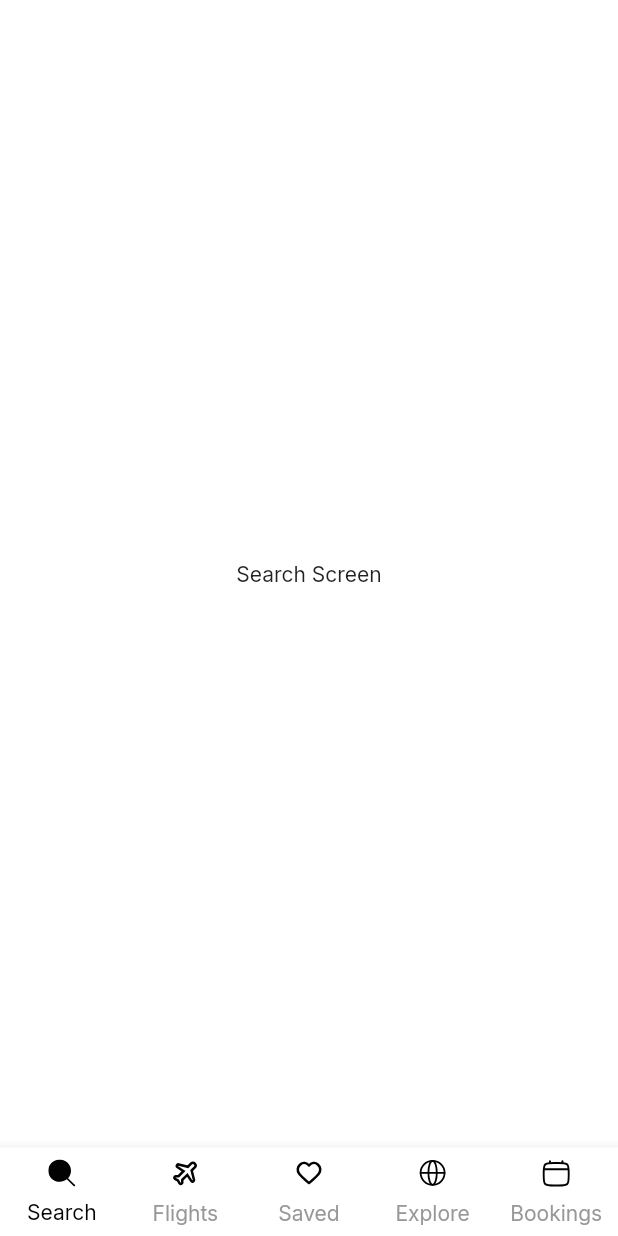
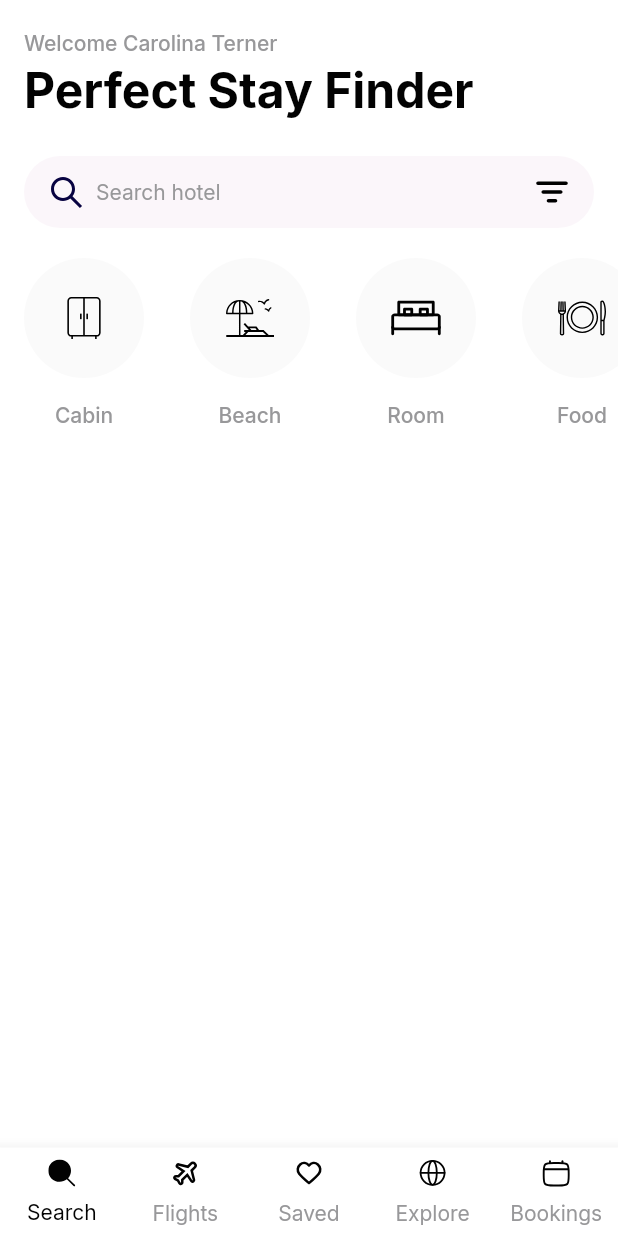
Before and after one commit to dayojiboye/travel_app, a Flutter app: the screen it shows after launch, on a phone screen of 412 x 824 dp. Run offline on Flutter 3.47's test engine with Material 3 defaults, Android fonts, the phone set to English and light mode, and no system bars; our stand-ins replace flutter_svg, google_fonts.

Commit message:
feat: started search screen

```diff
--- a/lib/app.dart
+++ b/lib/app.dart
@@ -1,5 +1,6 @@
 import 'package:flutter/material.dart';
 import 'package:travel_app/utils/theme.dart';
+import 'package:travel_app/views/search.dart';
 import 'package:travel_app/widgets/bottom_nav_bar_item.dart';
 
 class MyApp extends StatefulWidget {
@@ -37,9 +38,7 @@ class _MyAppState extends State<MyApp> {
           child: Text("Bookings Screen"),
         );
       default:
-        return const Center(
-          child: Text("Search Screen"),
-        );
+        return const SearchScreen();
     }
   }
 
--- /dev/null
+++ b/lib/constants/categories.dart
@@ -0,0 +1,22 @@
+import 'package:travel_app/models/categories.dart';
+
+final categories = [
+  const Categories(
+    label: "Cabin",
+    icon: "assets/icons/cabin.svg",
+    iconSize: 28,
+  ),
+  const Categories(
+    label: "Beach",
+    icon: "assets/icons/beach.svg",
+  ),
+  const Categories(
+    label: "Room",
+    icon: "assets/icons/bedroom.svg",
+    iconSize: 48,
+  ),
+  const Categories(
+    label: "Food",
+    icon: "assets/icons/food.svg",
+  )
+];
--- /dev/null
+++ b/lib/models/categories.dart
@@ -0,0 +1,11 @@
+class Categories {
+  const Categories({
+    required this.label,
+    required this.icon,
+    this.iconSize,
+  });
+
+  final String label;
+  final String icon;
+  final double? iconSize;
+}
--- /dev/null
+++ b/lib/utils/extensions.dart
@@ -0,0 +1,9 @@
+extension StringCasingExtension on String {
+  String toCapitalized() =>
+      length > 0 ? '${this[0].toUpperCase()}${substring(1).toLowerCase()}' : '';
+
+  String toTitleCase() => replaceAll(RegExp(' +'), ' ')
+      .split(' ')
+      .map((str) => str.toCapitalized())
+      .join(' ');
+}
--- a/lib/utils/theme.dart
+++ b/lib/utils/theme.dart
@@ -6,6 +6,7 @@ const Color kGreen = Color(0XFFA3FEC8);
 const Color kWhite = Color(0XFFFFFFFF);
 const Color kIconBg = Color(0XFFFAFAFA);
 const Color kSecondary = Color(0XFF98989A);
+const Color kInputBg = Color(0XFFFBF6FA);
 
 themeData(context) => ThemeData(
       fontFamily: GoogleFonts.inter().fontFamily,
--- /dev/null
+++ b/lib/views/search.dart
@@ -0,0 +1,103 @@
+import 'package:flutter/material.dart';
+import 'package:travel_app/constants/categories.dart';
+import 'package:travel_app/utils/margin.dart';
+import 'package:travel_app/utils/theme.dart';
+import 'package:travel_app/widgets/category.dart';
+import 'package:travel_app/widgets/search_input.dart';
+
+class SearchScreen extends StatefulWidget {
+  const SearchScreen({super.key});
+
+  @override
+  State<SearchScreen> createState() => _SearchScreenState();
+}
+
+class _SearchScreenState extends State<SearchScreen> {
+  TextEditingController searchController = TextEditingController();
+  String selectedCategory = "";
+
+  @override
+  void dispose() {
+    searchController.dispose();
+    super.dispose();
+  }
+
+  void setCategory(String category) {
+    setState(() {
+      selectedCategory = category;
+    });
+  }
+
+  @override
+  Widget build(BuildContext context) {
+    return Scaffold(
+      backgroundColor: kWhite,
+      body: SafeArea(
+        bottom: false,
+        child: SingleChildScrollView(
+          padding: const EdgeInsets.symmetric(
+            vertical: 20,
+          ),
+          child: Column(
+            children: [
+              Container(
+                padding: const EdgeInsets.symmetric(horizontal: 16),
+                child: Column(
+                  crossAxisAlignment: CrossAxisAlignment.start,
+                  children: [
+                    const Text(
+                      "Welcome Carolina Terner",
+                      style: TextStyle(
+                        fontWeight: FontWeight.w500,
+                        fontSize: 14,
+                        color: kSecondary,
+                      ),
+                    ),
+                    const YMargin(4),
+                    const Text(
+                      "Perfect Stay Finder",
+                      style: TextStyle(
+                        fontWeight: FontWeight.w700,
+                        color: kPrimary,
+                        fontSize: 32,
+                      ),
+                    ),
+                    const YMargin(24),
+                    SearchInput(
+                      searchController: searchController,
+                      suffixIcon: "assets/icons/filter.svg",
+                    ),
+                  ],
+                ),
+              ),
+              SingleChildScrollView(
+                scrollDirection: Axis.horizontal,
+                padding: const EdgeInsets.symmetric(
+                  horizontal: 16,
+                  vertical: 20,
+                ),
+                child: SizedBox(
+                  width: screenWidth(context),
+                  child: Row(
+                    mainAxisAlignment: MainAxisAlignment.spaceBetween,
+                    children: categories
+                        .map(
+                          (category) => Category(
+                            iconSize: category.iconSize,
+                            label: category.label,
+                            icon: category.icon,
+                            currentCategory: selectedCategory,
+                            onTap: (label) => setCategory(label),
+                          ),
+                        )
+                        .toList(),
+                  ),
+                ),
+              )
+            ],
+          ),
+        ),
+      ),
+    );
+  }
+}
--- /dev/null
+++ b/lib/widgets/category.dart
@@ -0,0 +1,61 @@
+import 'package:flutter/material.dart';
+import 'package:flutter_svg/flutter_svg.dart';
+import 'package:travel_app/utils/extensions.dart';
+import 'package:travel_app/utils/margin.dart';
+import 'package:travel_app/utils/theme.dart';
+
+class Category extends StatelessWidget {
+  const Category({
+    super.key,
+    required this.label,
+    required this.icon,
+    required this.currentCategory,
+    required this.onTap,
+    this.iconSize,
+  });
+
+  final String label;
+  final String icon;
+  final String currentCategory;
+  final Function(String label) onTap;
+  final double? iconSize;
+
+  get isActive {
+    return currentCategory == label;
+  }
+
+  @override
+  Widget build(BuildContext context) {
+    return InkWell(
+      onTap: () => onTap(label),
+      child: Column(
+        children: [
+          Container(
+            width: 80,
+            height: 80,
+            decoration: BoxDecoration(
+              shape: BoxShape.circle,
+              color: isActive ? kGreen : kIconBg,
+            ),
+            child: Center(
+              child: SvgPicture.asset(
+                icon,
+                width: iconSize ?? 32,
+                height: iconSize ?? 32,
+              ),
+            ),
+          ),
+          const YMargin(16),
+          Text(
+            label.toCapitalized(),
+            style: TextStyle(
+              fontSize: 14,
+              fontWeight: FontWeight.w500,
+              color: isActive ? kPrimary : kSecondary,
+            ),
+          )
+        ],
+      ),
+    );
+  }
+}
--- /dev/null
+++ b/lib/widgets/search_input.dart
@@ -0,0 +1,61 @@
+import 'package:flutter/material.dart';
+import 'package:flutter_svg/flutter_svg.dart';
+import 'package:travel_app/utils/theme.dart';
+
+class SearchInput extends StatelessWidget {
+  const SearchInput({
+    super.key,
+    required this.searchController,
+    this.suffixIcon,
+  });
+
+  final TextEditingController searchController;
+  final String? suffixIcon;
+
+  @override
+  Widget build(BuildContext context) {
+    return TextField(
+      cursorColor: kPrimary,
+      style: const TextStyle(
+        fontSize: 14,
+        color: kPrimary,
+      ),
+      decoration: InputDecoration(
+        fillColor: kInputBg,
+        hintText: "Search hotel",
+        hintStyle: const TextStyle(
+          fontSize: 14,
+          color: kSecondary,
+        ),
+        filled: true,
+        contentPadding: const EdgeInsets.only(
+          left: 0,
+          right: 12,
+        ),
+        prefixIcon: Container(
+          margin: const EdgeInsets.only(left: 8, top: 8, bottom: 8, right: 0),
+          child: SvgPicture.asset(
+            "assets/icons/search-2.svg",
+          ),
+        ),
+        suffixIcon: suffixIcon != null
+            ? Container(
+                margin: const EdgeInsets.only(
+                  left: 0,
+                  top: 10,
+                  bottom: 10,
+                  right: 8,
+                ),
+                child: SvgPicture.asset(
+                  suffixIcon!,
+                ),
+              )
+            : null,
+        border: OutlineInputBorder(
+          borderRadius: BorderRadius.circular(32),
+          borderSide: BorderSide.none,
+        ),
+      ),
+    );
+  }
+}
```
Also changed, not shown: assets/icons/beach.svg (added), assets/icons/bedroom.svg (added), assets/icons/cabin.svg (added), assets/icons/filter.svg (added), assets/icons/food.svg (added), assets/icons/search-2.svg (added).
